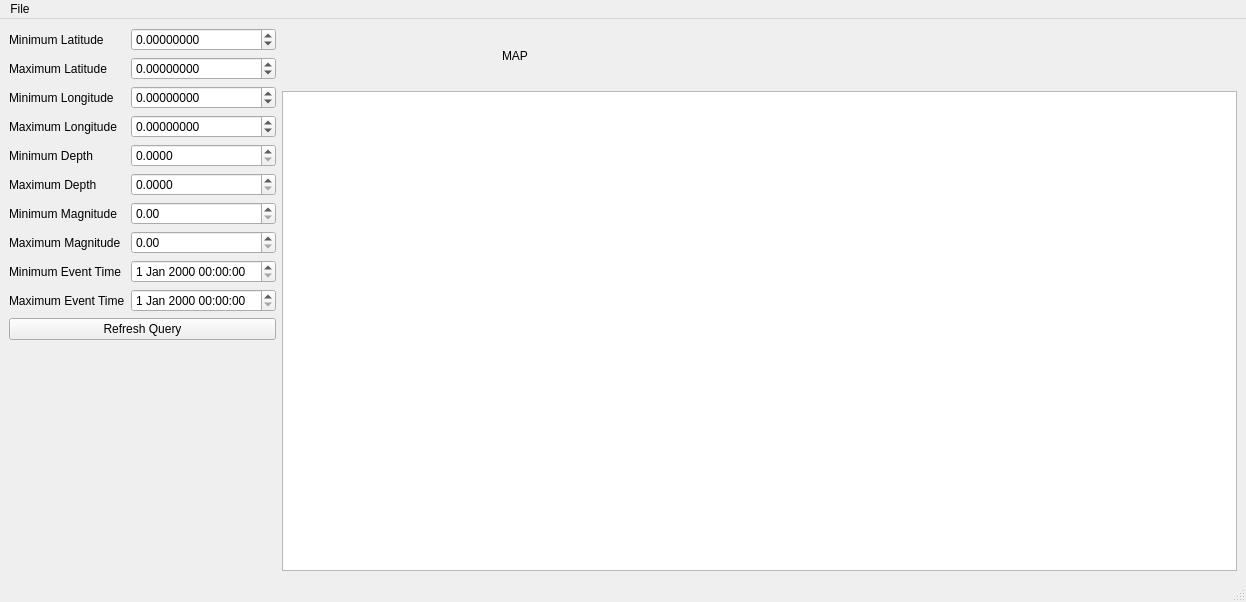
The window that isp/resources/designer_uis/EventLocationFrame.ui (ProjectISP/ISP) describes before a commit, drawn with Qt 5.
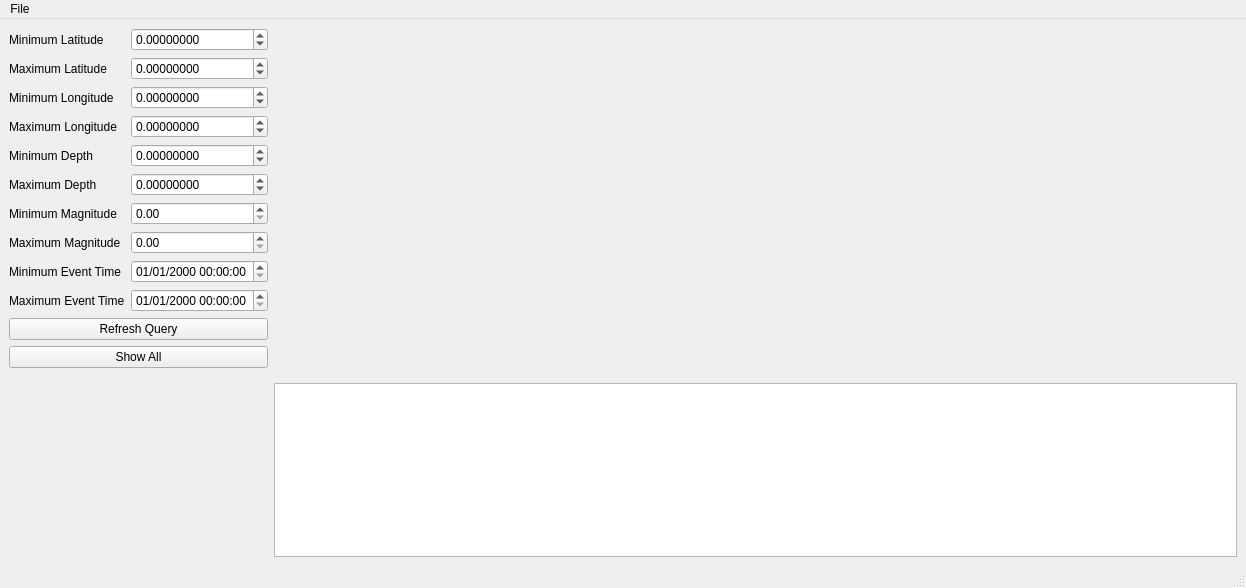
The same window after the commit.

Commit message: SQLAlchemyModel modified and getRows method added. Deleting rows added to event location frame Added shortcut to EarthquakeAnalysis frame to show phases combobox list.

The edit to the form file:
```diff
--- a/isp/resources/designer_uis/EventLocationFrame.ui
+++ b/isp/resources/designer_uis/EventLocationFrame.ui
@@ -7,7 +7,7 @@
     <x>0</x>
     <y>0</y>
     <width>1246</width>
-    <height>602</height>
+    <height>588</height>
    </rect>
   </property>
   <property name="sizePolicy">
@@ -123,6 +123,9 @@
           <verstretch>0</verstretch>
          </sizepolicy>
         </property>
+        <property name="displayFormat">
+         <string>dd/MM/yyyy HH:mm:ss</string>
+        </property>
        </widget>
       </item>
       <item row="9" column="1">
@@ -133,6 +136,9 @@
           <verstretch>0</verstretch>
          </sizepolicy>
         </property>
+        <property name="displayFormat">
+         <string>dd/MM/yyyy HH:mm:ss</string>
+        </property>
        </widget>
       </item>
       <item row="0" column="1">
@@ -220,7 +226,10 @@
          </sizepolicy>
         </property>
         <property name="decimals">
-         <number>4</number>
+         <number>8</number>
+        </property>
+        <property name="minimum">
+         <double>-9999999999999.000000000000000</double>
         </property>
         <property name="maximum">
          <double>9999999999999.000000000000000</double>
@@ -239,11 +248,17 @@
          <string notr="true"/>
         </property>
         <property name="decimals">
-         <number>4</number>
+         <number>8</number>
+        </property>
+        <property name="minimum">
+         <double>-9999999999999.000000000000000</double>
         </property>
         <property name="maximum">
          <double>9999999999999.000000000000000</double>
         </property>
+        <property name="value">
+         <double>0.000000000000000</double>
+        </property>
        </widget>
       </item>
       <item row="6" column="1">
@@ -266,10 +281,17 @@
         </property>
        </widget>
       </item>
+      <item row="11" column="0" colspan="2">
+       <widget class="QPushButton" name="btnShowAll">
+        <property name="text">
+         <string>Show All</string>
+        </property>
+       </widget>
+      </item>
      </layout>
     </item>
     <item>
-     <layout class="QVBoxLayout" name="verticalLayout">
+     <layout class="QVBoxLayout" name="verticalLayout" stretch="2,1">
       <item>
        <widget class="QWidget" name="widget" native="true">
         <property name="sizePolicy">
@@ -287,19 +309,6 @@
         <property name="styleSheet">
          <string notr="true"/>
         </property>
-        <widget class="QLabel" name="label">
-         <property name="geometry">
-          <rect>
-           <x>220</x>
-           <y>20</y>
-           <width>55</width>
-           <height>16</height>
-          </rect>
-         </property>
-         <property name="text">
-          <string>MAP</string>
-         </property>
-        </widget>
        </widget>
       </item>
       <item>
```
The commit also changes 4 other files.
